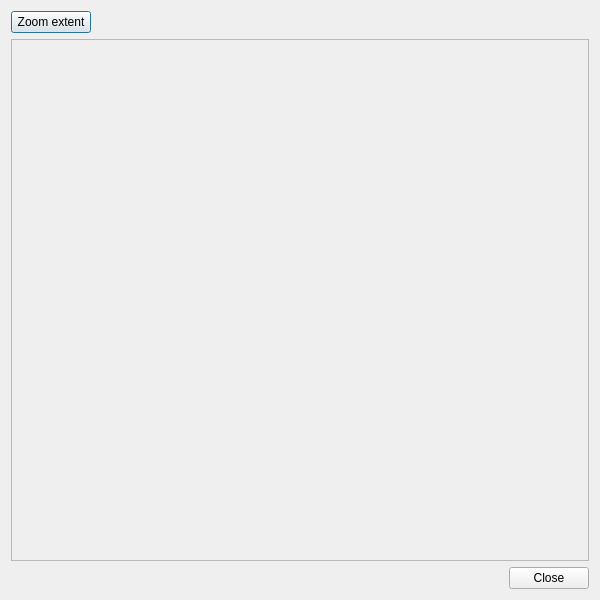
Before: the Qt Designer form ui_parcellistdialog.ui in DOV-Vlaanderen/erosiebezwaren, drawn with Qt 5.
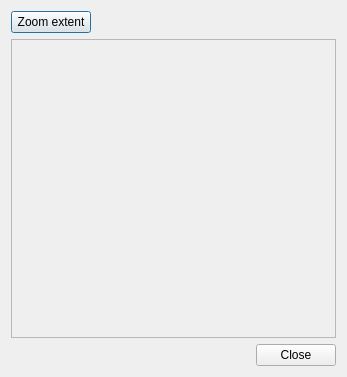
After: the same form once the commit is applied.

Patch:
```diff
--- a/ui_parcellistdialog.ui
+++ b/ui_parcellistdialog.ui
@@ -6,8 +6,8 @@
    <rect>
     <x>0</x>
     <y>0</y>
-    <width>600</width>
-    <height>600</height>
+    <width>347</width>
+    <height>377</height>
    </rect>
   </property>
   <property name="windowTitle">
@@ -51,8 +51,8 @@
        <rect>
         <x>0</x>
         <y>0</y>
-        <width>580</width>
-        <height>504</height>
+        <width>327</width>
+        <height>281</height>
        </rect>
       </property>
       <layout class="QVBoxLayout" name="scrollAreaLayout">
```
Left out of the diff: 2 changed lines with no effect on the pictures.
